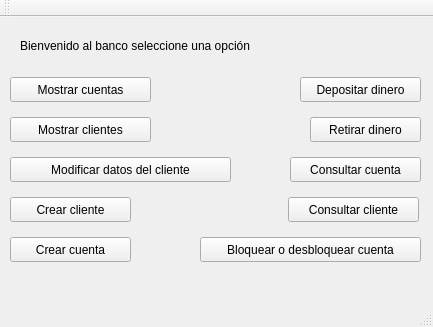
This is Bank/bankofficial.ui in Mrjarkos/2019_1_d3_prc4_CabuyaAlberto_C-rdenasJavier_RoncancioBrayan as Qt 5 draws it before an edit. The edited form follows.
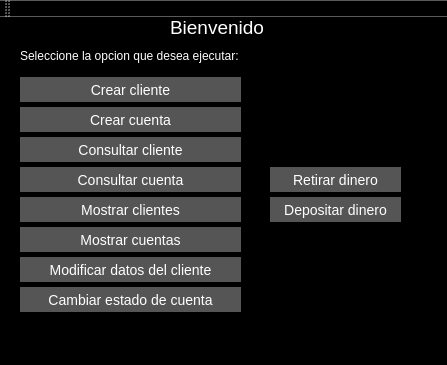
This is the edited form. Icons and pictures are not drawn.

Diff of the .ui file:
```diff
--- a/Bank/bankofficial.ui
+++ b/Bank/bankofficial.ui
@@ -6,33 +6,79 @@
    <rect>
     <x>0</x>
     <y>0</y>
-    <width>433</width>
-    <height>327</height>
+    <width>447</width>
+    <height>365</height>
    </rect>
   </property>
+  <property name="minimumSize">
+   <size>
+    <width>447</width>
+    <height>365</height>
+   </size>
+  </property>
+  <property name="maximumSize">
+   <size>
+    <width>447</width>
+    <height>365</height>
+   </size>
+  </property>
   <property name="windowTitle">
-   <string>BankOfficial</string>
+   <string>Funcionario</string>
+  </property>
+  <property name="windowIcon">
+   <iconset>
+    <normaloff>../../../../../Descargas/45587814-monedas-moneda-icono-de-moneda-vector-de-imagen-también-se-puede-utilizar-para-la-venta-el-viernes-neg.jpg</normaloff>../../../../../Descargas/45587814-monedas-moneda-icono-de-moneda-vector-de-imagen-también-se-puede-utilizar-para-la-venta-el-viernes-neg.jpg</iconset>
+  </property>
+  <property name="styleSheet">
+   <string notr="true">QWidget{
+background-color: black;
+color: #fff;
+}
+
+QLineEdit{
+background-color: #fff ;
+border: 0;
+color: #111;
+font-size: 14px;
+height: 30px;
+}
+
+QLabel{
+color: #fff;
+}
+
+QPushButton{
+background-color: #555;
+color: #fff;
+font-size: 14px;
+border: 1;
+}</string>
   </property>
   <widget class="QWidget" name="centralWidget">
    <widget class="QLabel" name="label">
     <property name="geometry">
      <rect>
-      <x>20</x>
-      <y>20</y>
-      <width>341</width>
-      <height>17</height>
+      <x>170</x>
+      <y>0</y>
+      <width>111</width>
+      <height>20</height>
      </rect>
     </property>
+    <property name="font">
+     <font>
+      <pointsize>14</pointsize>
+     </font>
+    </property>
     <property name="text">
-     <string>Bienvenido al banco seleccione una opción</string>
+     <string>Bienvenido</string>
     </property>
    </widget>
    <widget class="QPushButton" name="Mostrarcuentas">
     <property name="geometry">
      <rect>
-      <x>10</x>
-      <y>60</y>
-      <width>141</width>
+      <x>20</x>
+      <y>210</y>
+      <width>221</width>
       <height>25</height>
      </rect>
     </property>
@@ -43,9 +89,9 @@
    <widget class="QPushButton" name="Mostrarclientes">
     <property name="geometry">
      <rect>
-      <x>10</x>
-      <y>100</y>
-      <width>141</width>
+      <x>20</x>
+      <y>180</y>
+      <width>221</width>
       <height>25</height>
      </rect>
     </property>
@@ -56,8 +102,8 @@
    <widget class="QPushButton" name="Modificardata">
     <property name="geometry">
      <rect>
-      <x>10</x>
-      <y>140</y>
+      <x>20</x>
+      <y>240</y>
       <width>221</width>
       <height>25</height>
      </rect>
@@ -69,9 +115,9 @@
    <widget class="QPushButton" name="Crearcliente">
     <property name="geometry">
      <rect>
-      <x>10</x>
-      <y>180</y>
-      <width>121</width>
+      <x>20</x>
+      <y>60</y>
+      <width>221</width>
       <height>25</height>
      </rect>
     </property>
@@ -82,9 +128,9 @@
    <widget class="QPushButton" name="Crearcuenta">
     <property name="geometry">
      <rect>
-      <x>10</x>
-      <y>220</y>
-      <width>121</width>
+      <x>20</x>
+      <y>90</y>
+      <width>221</width>
       <height>25</height>
      </rect>
     </property>
@@ -95,9 +141,9 @@
    <widget class="QPushButton" name="deposit">
     <property name="geometry">
      <rect>
-      <x>300</x>
-      <y>60</y>
-      <width>121</width>
+      <x>270</x>
+      <y>180</y>
+      <width>131</width>
       <height>25</height>
      </rect>
     </property>
@@ -108,9 +154,9 @@
    <widget class="QPushButton" name="withdrawal">
     <property name="geometry">
      <rect>
-      <x>310</x>
-      <y>100</y>
-      <width>111</width>
+      <x>270</x>
+      <y>150</y>
+      <width>131</width>
       <height>25</height>
      </rect>
     </property>
@@ -121,22 +167,22 @@
    <widget class="QPushButton" name="Block_Unblock">
     <property name="geometry">
      <rect>
-      <x>200</x>
-      <y>220</y>
+      <x>20</x>
+      <y>270</y>
       <width>221</width>
       <height>25</height>
      </rect>
     </property>
     <property name="text">
-     <string>Bloquear o desbloquear cuenta</string>
+     <string>Cambiar estado de cuenta</string>
     </property>
    </widget>
    <widget class="QPushButton" name="Consulaccount">
     <property name="geometry">
      <rect>
-      <x>290</x>
-      <y>140</y>
-      <width>131</width>
+      <x>20</x>
+      <y>150</y>
+      <width>221</width>
       <height>25</height>
      </rect>
     </property>
@@ -147,9 +193,9 @@
    <widget class="QPushButton" name="Consultarclient">
     <property name="geometry">
      <rect>
-      <x>288</x>
-      <y>180</y>
-      <width>131</width>
+      <x>20</x>
+      <y>120</y>
+      <width>221</width>
       <height>25</height>
      </rect>
     </property>
@@ -157,6 +203,19 @@
      <string>Consultar cliente</string>
     </property>
    </widget>
+   <widget class="QLabel" name="label_2">
+    <property name="geometry">
+     <rect>
+      <x>20</x>
+      <y>30</y>
+      <width>281</width>
+      <height>17</height>
+     </rect>
+    </property>
+    <property name="text">
+     <string>Seleccione la opcion que desea ejecutar:</string>
+    </property>
+   </widget>
   </widget>
   <widget class="QToolBar" name="mainToolBar">
    <attribute name="toolBarArea">
```
Left out of the diff: 2 changed lines with no effect on the pictures.
